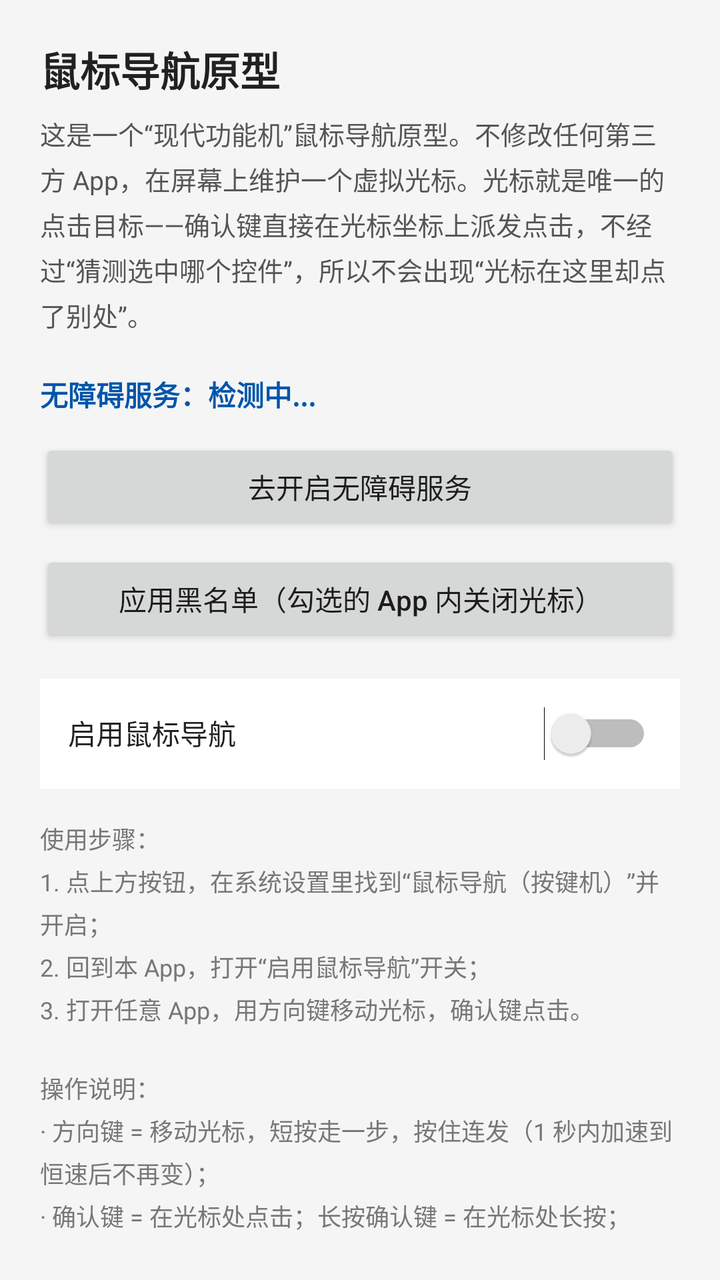
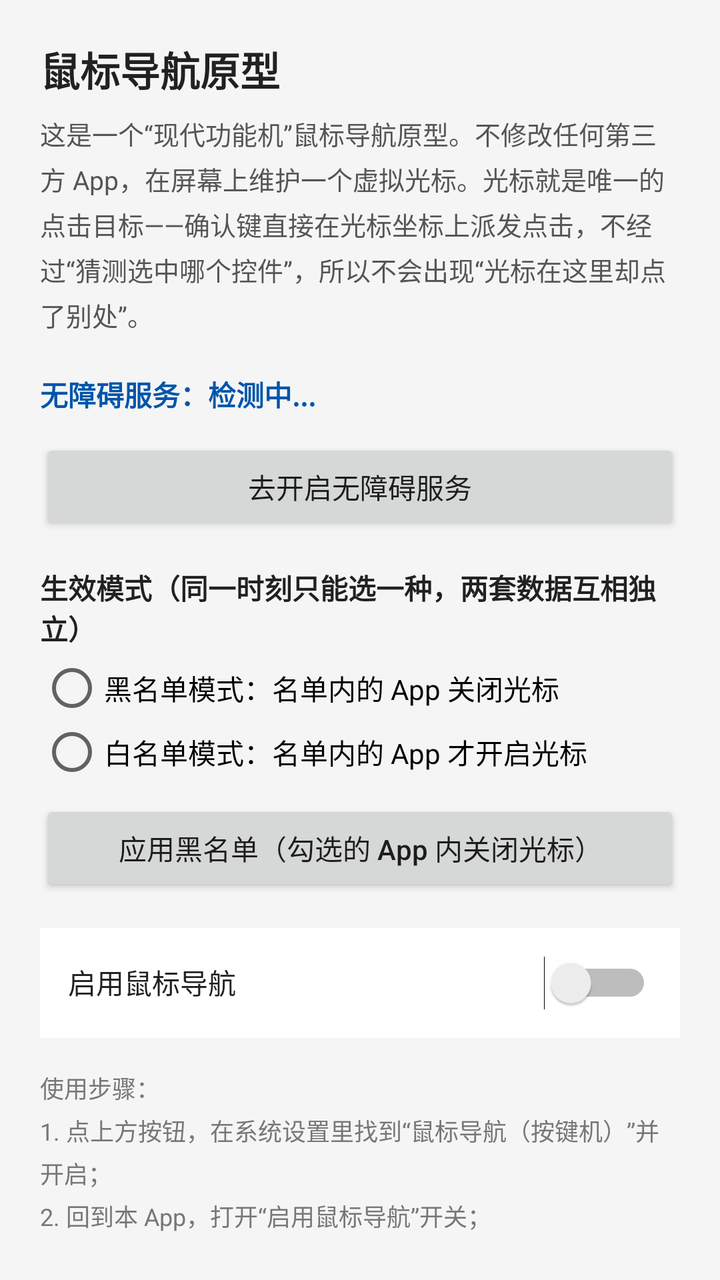

Screens rendered from an Android XML layout before and after an edit, with the pre-edit source and the edit as a unified diff.
<!-- AndroidManifest.xml: application theme Theme.KeydroidxFocus -->
<!-- res/layout/activity_main.xml -->
<?xml version="1.0" encoding="utf-8"?>
<LinearLayout xmlns:android="http://schemas.android.com/apk/res/android"
    android:layout_width="match_parent"
    android:layout_height="match_parent"
    android:background="#F5F5F5"
    android:orientation="vertical"
    android:padding="20dp">

    <TextView
        android:layout_width="wrap_content"
        android:layout_height="wrap_content"
        android:text="@string/app_name"
        android:textColor="#212121"
        android:textSize="20sp"
        android:textStyle="bold" />

    <TextView
        android:layout_width="wrap_content"
        android:layout_height="wrap_content"
        android:layout_marginTop="8dp"
        android:text="@string/desc_how_it_works"
        android:textColor="#555555"
        android:textSize="13sp"
        android:lineSpacingExtra="4dp" />

    <TextView
        android:id="@+id/tvServiceStatus"
        android:layout_width="wrap_content"
        android:layout_height="wrap_content"
        android:layout_marginTop="20dp"
        android:text="无障碍服务：检测中..."
        android:textColor="#0055AA"
        android:textSize="14sp"
        android:textStyle="bold" />

    <Button
        android:id="@+id/btnOpenSettings"
        android:layout_width="match_parent"
        android:layout_height="wrap_content"
        android:layout_marginTop="12dp"
        android:text="@string/open_accessibility_settings"
        android:textAllCaps="false" />

    <Button
        android:id="@+id/btnBlacklist"
        android:layout_width="match_parent"
        android:layout_height="wrap_content"
        android:layout_marginTop="8dp"
        android:text="@string/open_app_blacklist"
        android:textAllCaps="false" />

    <LinearLayout
        android:layout_width="match_parent"
        android:layout_height="wrap_content"
        android:layout_marginTop="16dp"
        android:background="#FFFFFF"
        android:orientation="horizontal"
        android:padding="14dp">

        <TextView
            android:layout_width="0dp"
            android:layout_height="wrap_content"
            android:layout_weight="1"
            android:text="@string/enable_focus_title"
            android:textColor="#212121"
            android:textSize="14sp" />

        <Switch
            android:id="@+id/swEnabled"
            android:layout_width="wrap_content"
            android:layout_height="wrap_content" />
    </LinearLayout>

    <TextView
        android:layout_width="wrap_content"
        android:layout_height="wrap_content"
        android:layout_marginTop="16dp"
        android:text="@string/usage_tips"
        android:textColor="#777777"
        android:textSize="12sp"
        android:lineSpacingExtra="4dp" />

</LinearLayout>
<!-- resources referenced by this layout -->
<resources>
  <string name="app_name">鼠标导航原型</string>
  <string name="desc_how_it_works">这是一个“现代功能机”鼠标导航原型。不修改任何第三方 App，在屏幕上维护一个虚拟光标。光标就是唯一的点击目标——确认键直接在光标坐标上派发点击，不经过“猜测选中哪个控件”，所以不会出现“光标在这里却点了别处”。</string>
  <string name="enable_focus_title">启用鼠标导航</string>
  <string name="open_accessibility_settings">去开启无障碍服务</string>
  <string name="open_app_blacklist">应用黑名单（勾选的 App 内关闭光标）</string>
  <string name="usage_tips">使用步骤：\n1. 点上方按钮，在系统设置里找到“鼠标导航（按键机）”并开启；\n2. 回到本 App，打开“启用鼠标导航”开关；\n3. 打开任意 App，用方向键移动光标，确认键点击。\n\n操作说明：\n· 方向键 = 移动光标，短按走一步，按住连发（1 秒内加速到恒速后不再变）；\n· 确认键 = 在光标处点击；长按确认键 = 在光标处长按；\n· 0 键 + 方向键同时按住 = 从光标位置朝该方向滑动（拖拽），松开任一键即停；\n· 数字键 1~9 = 屏幕九宫格（1 左上，9 右下），短按把光标送到该格中间；\n· 星号键 * + 井号键 # 一起按 = 临时挂起鼠标导航：隐藏光标，同时按键交还系统（方向键在 App 里照常可见地工作），再按一次恢复；\n· 返回键 = 返回。\n\n注：悬浮层使用无障碍服务专用窗口类型，无需悬浮窗权限；本 App 自身界面与输入框内的按键不被拦截；应用黑名单里勾选的 App 内光标关闭、按键全部放行（主界面点“应用黑名单”配置）。</string>
  <style name="Theme.KeydroidxFocus" parent="Theme.AppCompat.Light.NoActionBar">
          <item name="colorPrimary">@color/focus_orange</item>
          <item name="colorPrimaryDark">@color/focus_orange_dark</item>
          <item name="colorAccent">@color/focus_orange</item>
      </style>
  <color name="focus_orange">#FF9100</color>
  <color name="focus_orange_dark">#E65100</color>
</resources>

<!-- the commit's change to res/layout/activity_main.xml (unified diff, before → after) -->
@@ -41,8 +41,37 @@
         android:text="@string/open_accessibility_settings"
         android:textAllCaps="false" />
 
+    <TextView
+        android:layout_width="wrap_content"
+        android:layout_height="wrap_content"
+        android:layout_marginTop="16dp"
+        android:text="@string/mode_title"
+        android:textColor="#212121"
+        android:textSize="14sp"
+        android:textStyle="bold" />
+
+    <RadioGroup
+        android:id="@+id/rgMode"
+        android:layout_width="match_parent"
+        android:layout_height="wrap_content"
+        android:layout_marginTop="4dp"
+        android:orientation="vertical">
+
+        <RadioButton
+            android:id="@+id/rbBlacklistMode"
+            android:layout_width="match_parent"
+            android:layout_height="wrap_content"
+            android:text="@string/mode_blacklist" />
+
+        <RadioButton
+            android:id="@+id/rbWhitelistMode"
+            android:layout_width="match_parent"
+            android:layout_height="wrap_content"
+            android:text="@string/mode_whitelist" />
+    </RadioGroup>
+
     <Button
-        android:id="@+id/btnBlacklist"
+        android:id="@+id/btnAppList"
         android:layout_width="match_parent"
         android:layout_height="wrap_content"
         android:layout_marginTop="8dp"
<!-- resource entries referenced after the edit -->
@@ -3,9 +3,12 @@
   <string name="app_name">鼠标导航原型</string>
   <string name="desc_how_it_works">这是一个“现代功能机”鼠标导航原型。不修改任何第三方 App，在屏幕上维护一个虚拟光标。光标就是唯一的点击目标——确认键直接在光标坐标上派发点击，不经过“猜测选中哪个控件”，所以不会出现“光标在这里却点了别处”。</string>
   <string name="enable_focus_title">启用鼠标导航</string>
+  <string name="mode_blacklist">黑名单模式：名单内的 App 关闭光标</string>
+  <string name="mode_title">生效模式（同一时刻只能选一种，两套数据互相独立）</string>
+  <string name="mode_whitelist">白名单模式：名单内的 App 才开启光标</string>
   <string name="open_accessibility_settings">去开启无障碍服务</string>
   <string name="open_app_blacklist">应用黑名单（勾选的 App 内关闭光标）</string>
-  <string name="usage_tips">使用步骤：\n1. 点上方按钮，在系统设置里找到“鼠标导航（按键机）”并开启；\n2. 回到本 App，打开“启用鼠标导航”开关；\n3. 打开任意 App，用方向键移动光标，确认键点击。\n\n操作说明：\n· 方向键 = 移动光标，短按走一步，按住连发（1 秒内加速到恒速后不再变）；\n· 确认键 = 在光标处点击；长按确认键 = 在光标处长按；\n· 0 键 + 方向键同时按住 = 从光标位置朝该方向滑动（拖拽），松开任一键即停；\n· 数字键 1~9 = 屏幕九宫格（1 左上，9 右下），短按把光标送到该格中间；\n· 星号键 * + 井号键 # 一起按 = 临时挂起鼠标导航：隐藏光标，同时按键交还系统（方向键在 App 里照常可见地工作），再按一次恢复；\n· 返回键 = 返回。\n\n注：悬浮层使用无障碍服务专用窗口类型，无需悬浮窗权限；本 App 自身界面与输入框内的按键不被拦截；应用黑名单里勾选的 App 内光标关闭、按键全部放行（主界面点“应用黑名单”配置）。</string>
+  <string name="usage_tips">使用步骤：\n1. 点上方按钮，在系统设置里找到“鼠标导航（按键机）”并开启；\n2. 回到本 App，打开“启用鼠标导航”开关；\n3. 打开任意 App，用方向键移动光标，确认键点击。\n\n操作说明：\n· 方向键 = 移动光标，短按走一步，按住连发（1 秒内加速到恒速后不再变）；\n· 确认键 = 在光标处点击；长按确认键 = 在光标处长按；\n· 0 键 + 方向键同时按住 = 从光标位置朝该方向滑动（拖拽），松开任一键即停；\n· 数字键 1~9 = 屏幕九宫格（1 左上，9 右下），短按把光标送到该格中间；\n· 星号键 * + 井号键 # 一起按 = 临时挂起鼠标导航：隐藏光标，同时按键交还系统（方向键在 App 里照常可见地工作），再按一次恢复；\n· 返回键 = 返回。\n\n注：悬浮层使用无障碍服务专用窗口类型，无需悬浮窗权限；本 App 自身界面与输入框内的按键不被拦截；生效模式可在“黑名单模式 / 白名单模式”间切换，同一时刻只有一种生效，两套名单数据互相独立：黑名单模式 = 名单内关闭、名单外照常；白名单模式 = 名单内才开启、名单外一律关闭。主界面点对应入口配置。</string>
   <style name="Theme.KeydroidxFocus" parent="Theme.AppCompat.Light.NoActionBar">
           <item name="colorPrimary">@color/focus_orange</item>
           <item name="colorPrimaryDark">@color/focus_orange_dark</item>
